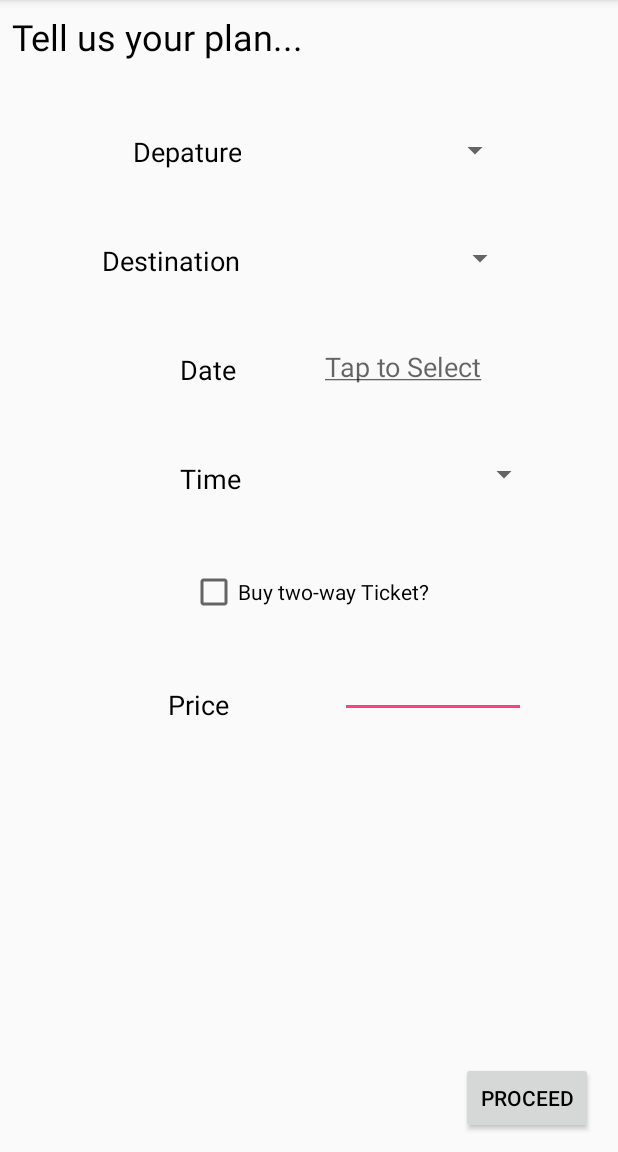
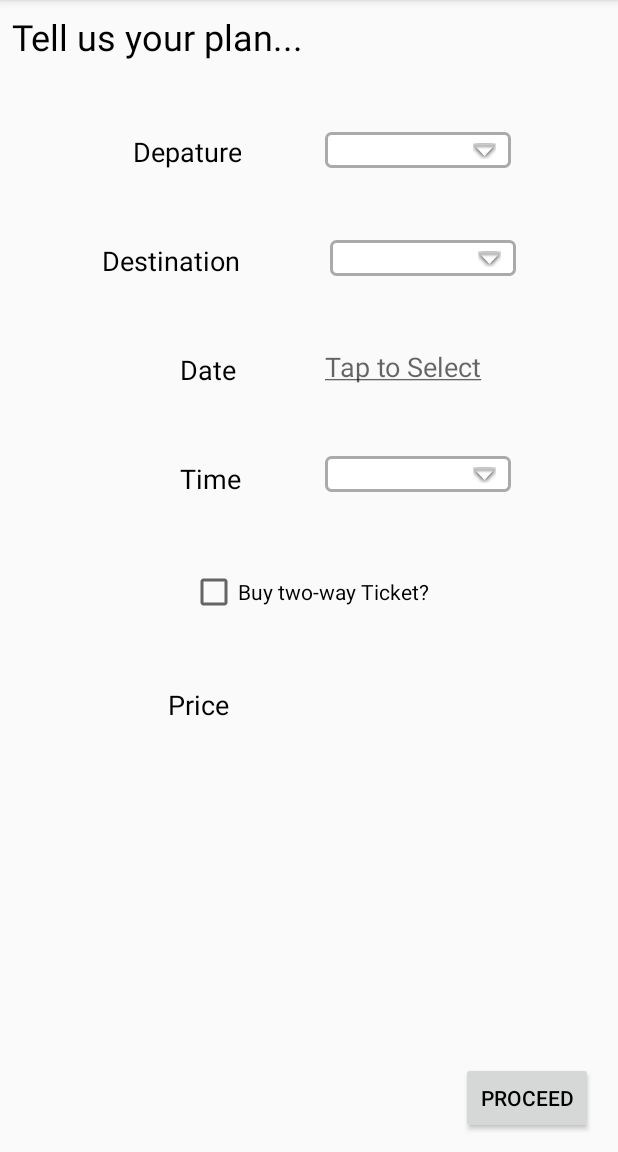
Before and after one commit to Theam1127/HCIPrototype, an Android app: the screen it shows after launch (PurchaseTicketActivity), on a phone screen of 412 x 824 dp, the part 84-1236 px from its top. Run offline under Robolectric (Android 15) with nearby library versions, the phone set to English and light mode, and no system bars.

Commit message:
commit message

```diff
--- /dev/null
+++ b/app/src/main/res/drawable/spinner_layout.xml
@@ -0,0 +1,22 @@
+<?xml version="1.0" encoding="utf-8"?>
+<selector xmlns:android="http://schemas.android.com/apk/res/android" xmlns:tools="http://schemas.android.com/tools" android:layout_height="wrap_content" android:layout_width="wrap_content">
+    <item><layer-list>
+        <item>
+            <shape>
+                <solid android:color="@android:color/white"></solid>
+
+                <corners android:radius="3dp" />
+
+                <padding
+                    android:bottom="10dp"
+                    android:left="10dp"
+                    android:right="10dp"
+                    android:top="10dp" />
+                <stroke android:width="2dp" android:color="@android:color/darker_gray" />
+            </shape>
+        </item>
+        <item >
+            <bitmap android:gravity="right|center" android:src="@android:drawable/arrow_down_float" />
+        </item>
+    </layer-list></item>
+</selector>
--- a/app/src/main/res/layout/activity_purchase_ticket.xml
+++ b/app/src/main/res/layout/activity_purchase_ticket.xml
@@ -78,6 +78,7 @@
             android:layout_marginRight="24dp"
             android:layout_marginStart="56dp"
             android:layout_marginTop="88dp"
+            android:background="@drawable/spinner_layout"
             app:layout_constraintEnd_toEndOf="parent"
             app:layout_constraintHorizontal_bias="0.0"
             app:layout_constraintStart_toEndOf="@+id/departureTV"
@@ -92,6 +93,7 @@
             android:layout_marginRight="24dp"
             android:layout_marginStart="56dp"
             android:layout_marginTop="48dp"
+            android:background="@drawable/spinner_layout"
             app:layout_constraintEnd_toEndOf="parent"
             app:layout_constraintHorizontal_bias="0.09"
             app:layout_constraintStart_toEndOf="@+id/destinationTV"
@@ -196,12 +198,13 @@
             android:layout_width="124dp"
             android:layout_height="24dp"
             android:layout_marginEnd="24dp"
-            android:layout_marginLeft="8dp"
+            android:layout_marginLeft="56dp"
             android:layout_marginRight="24dp"
-            android:layout_marginStart="8dp"
+            android:layout_marginStart="56dp"
             android:layout_marginTop="48dp"
+            android:background="@drawable/spinner_layout"
             app:layout_constraintEnd_toEndOf="parent"
-            app:layout_constraintHorizontal_bias="0.705"
+            app:layout_constraintHorizontal_bias="0.0"
             app:layout_constraintStart_toEndOf="@+id/textView5"
             app:layout_constraintTop_toBottomOf="@+id/dateSelectTV" />
 
@@ -229,6 +232,7 @@
             android:layout_marginRight="8dp"
             android:layout_marginStart="68dp"
             android:layout_marginTop="48dp"
+            android:background="@drawable/spinner_layout"
             android:visibility="gone"
             app:layout_constraintEnd_toEndOf="parent"
             app:layout_constraintHorizontal_bias="0.052"
@@ -244,6 +248,7 @@
             android:layout_marginRight="16dp"
             android:layout_marginStart="64dp"
             android:layout_marginTop="48dp"
+            android:background="@drawable/spinner_layout"
             android:visibility="gone"
             app:layout_constraintEnd_toEndOf="parent"
             app:layout_constraintHorizontal_bias="0.25"
@@ -273,6 +278,7 @@
             android:layout_marginRight="8dp"
             android:layout_marginStart="72dp"
             android:layout_marginTop="48dp"
+            android:background="@android:color/transparent"
             android:editable="false"
             android:ems="10"
             android:inputType="none"
@@ -326,6 +332,7 @@
             android:layout_marginRight="8dp"
             android:layout_marginStart="68dp"
             android:layout_marginTop="40dp"
+            android:background="@drawable/spinner_layout"
             android:visibility="gone"
             app:layout_constraintEnd_toEndOf="parent"
             app:layout_constraintHorizontal_bias="0.0"
```
